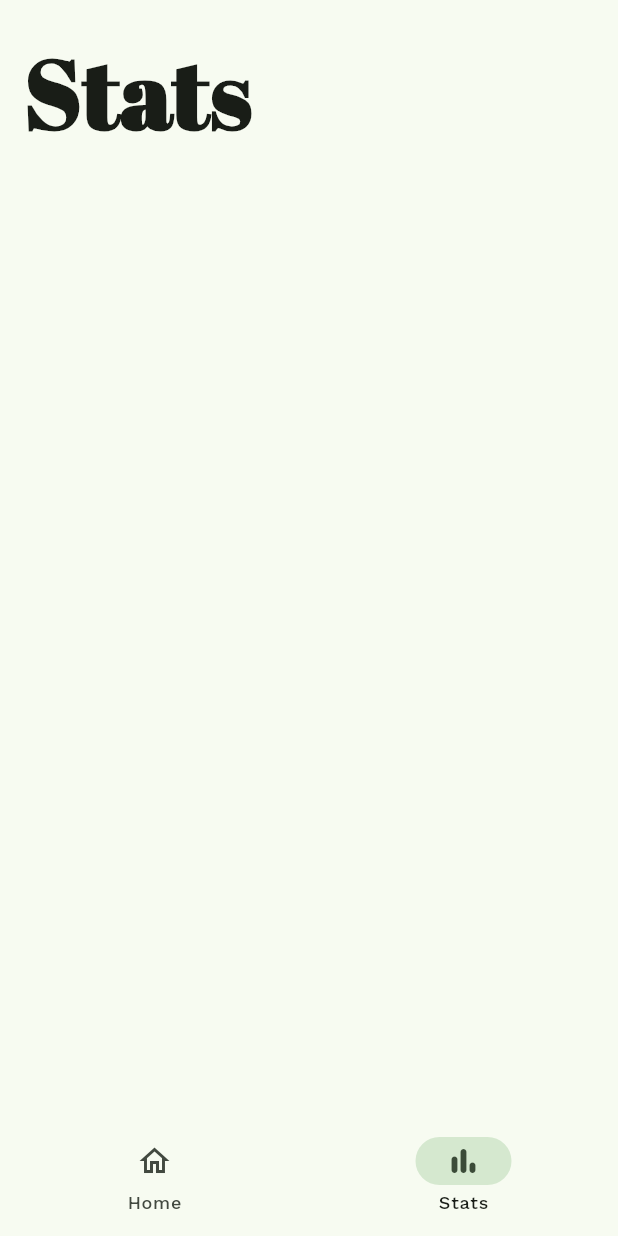
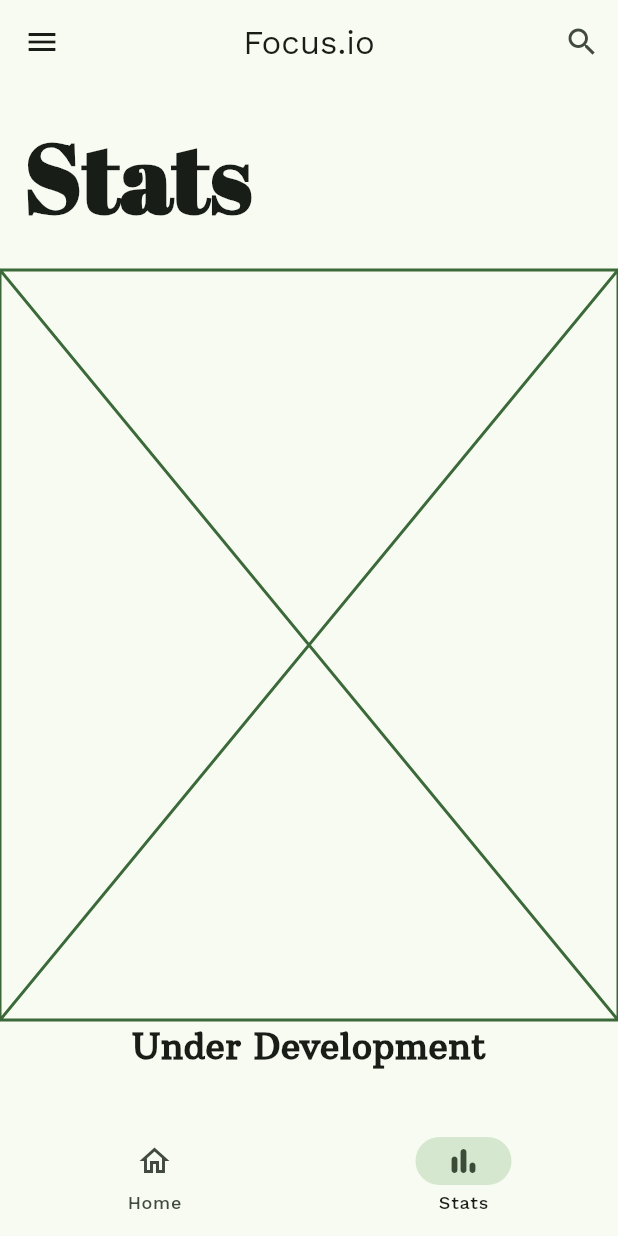
Before and after one commit to dexprexxtion/focus_io, a Flutter app: the screen it shows after launch, item 2 of the bottom bar chosen, on a phone screen of 412 x 824 dp. Run offline on Flutter 3.47's test engine with Material 2 defaults, Android fonts, the phone set to English and light mode, and no system bars; our stand-ins replace percent_indicator.

Commit message:
App bar added and made main.dart ready for prerelease.

```diff
--- a/lib/main.dart
+++ b/lib/main.dart
@@ -217,6 +217,20 @@
   @override
   Widget build(BuildContext context) {
     return Scaffold(
+      appBar: AppBar(
+        title: Text('Focus.io'),
+        centerTitle: true,
+        leading: IconButton(
+          icon: Icon(Icons.menu),
+          onPressed: () {},
+        ),
+        actions: <Widget>[
+          IconButton(
+            icon: Icon(Icons.search),
+            onPressed: () {},
+          )
+        ],
+      ),
       body: Column(
         children: [
           Align(
@@ -309,6 +323,20 @@
   @override
   Widget build(BuildContext context) {
     return Scaffold(
+        appBar: AppBar(
+          title: Text('Focus.io'),
+          centerTitle: true,
+          leading: IconButton(
+            icon: Icon(Icons.menu),
+            onPressed: () {},
+          ),
+          actions: <Widget>[
+            IconButton(
+              icon: Icon(Icons.search),
+              onPressed: () {},
+            )
+          ],
+        ),
         body: Column(
           children: [
             Align(
@@ -322,7 +350,21 @@
                         fontSize: 64,
                         fontWeight: FontWeight.bold,
                       ),
-                )))
+                    ))),
+            Placeholder(
+              fallbackHeight: 500,
+              fallbackWidth: double.infinity,
+              color: Theme.of(context).colorScheme.primary,
+              strokeWidth: 2,
+            ),
+            Text(
+              'Under Development',
+              style: TextStyle(
+                fontFamily: 'Arbutus Slab',
+                fontSize: 24,
+                fontWeight: FontWeight.bold,
+              ),
+            )
           ],
         ));
   }
```
Lines whose indentation alone changed are shown as unchanged.
